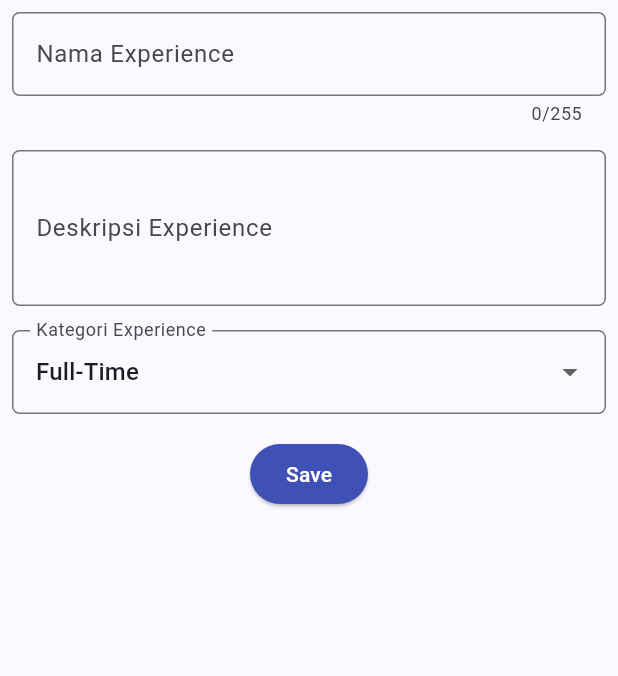
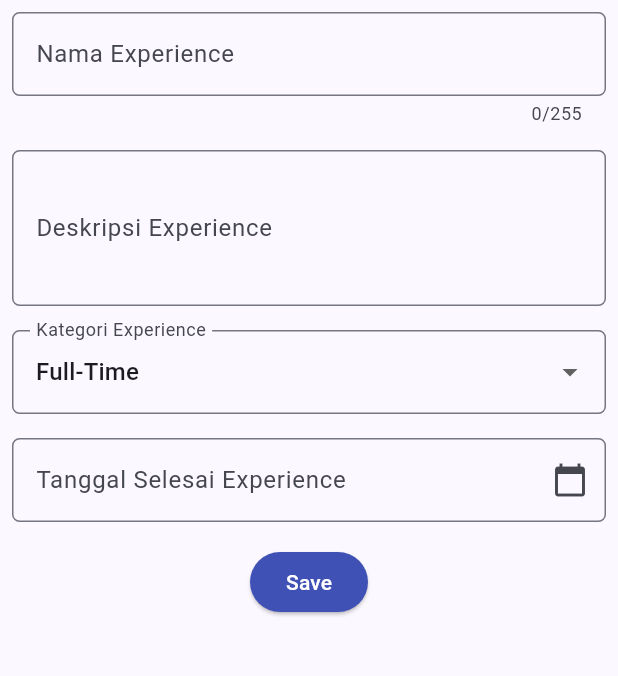
Before and after one commit to adpsxx/myportofolio_mobile, a Flutter app: the screen it shows after launch, in the side drawer, after a tap on "Add Experience", on a phone screen of 412 x 824 dp, the part 84-760 px from its top. Run offline on Flutter 3.47's test engine with Material 3 defaults, Android fonts, the phone set to English and light mode, and no system bars; our stand-ins replace material_ui.

Commit message:
feat: Add date picker option to add experience form

```diff
--- a/lib/screens/experience_form.dart
+++ b/lib/screens/experience_form.dart
@@ -10,10 +10,12 @@ class ExperienceFormPage extends StatefulWidget {
 
 class _ExperienceFormPageState extends State<ExperienceFormPage> {
   final _formKey = GlobalKey<FormState>();
+  final TextEditingController _endedAtController = TextEditingController();
 
   String _experienceTitle = "";
   String _description = "";
   String _category = "full-time"; // default
+  DateTime? _endedAt;
 
   final Map<String, String> _categories = {
     'internship': 'Internship',
@@ -24,6 +26,34 @@ class _ExperienceFormPageState extends State<ExperienceFormPage> {
     'freelance': 'Freelance',
     'member': 'Member',
   };
+
+  @override
+  void dispose() {
+    _endedAtController.dispose();
+    super.dispose();
+  }
+
+  String _formatDate(DateTime date) {
+    final month = date.month.toString().padLeft(2, '0');
+    final day = date.day.toString().padLeft(2, '0');
+    return '${date.year}-$month-$day';
+  }
+
+  Future<void> _pickEndedAtDate() async {
+    final now = DateTime.now();
+    final picked = await showDatePicker(
+      context: context,
+      initialDate: _endedAt ?? now,
+      firstDate: DateTime(2000),
+      lastDate: DateTime(2100),
+    );
+    if (picked != null) {
+      setState(() {
+        _endedAt = picked;
+        _endedAtController.text = _formatDate(picked);
+      });
+    }
+  }
 
   @override
   Widget build(BuildContext context) {
@@ -122,6 +152,39 @@ class _ExperienceFormPageState extends State<ExperienceFormPage> {
                   ),
                 ),
 
+                // Ended At
+                Padding(
+                  padding: const EdgeInsets.all(8.0),
+                  child: TextFormField(
+                    controller: _endedAtController,
+                    readOnly: true,
+                    onTap: _pickEndedAtDate,
+                    decoration: InputDecoration(
+                      labelText: "Tanggal Selesai Experience",
+                      hintText: "Kosongkan jika masih berlangsung",
+                      border: OutlineInputBorder(
+                        borderRadius: BorderRadius.circular(5.0),
+                      ),
+                      suffixIcon: _endedAt != null
+                          ? IconButton(
+                              icon: const Icon(Icons.clear),
+                              tooltip: 'Hapus tanggal selesai',
+                              onPressed: () {
+                                setState(() {
+                                  _endedAt = null;
+                                  _endedAtController.clear();
+                                });
+                              },
+                            )
+                          : IconButton(
+                              icon: const Icon(Icons.calendar_today),
+                              tooltip: 'Pilih tanggal selesai',
+                              onPressed: _pickEndedAtDate,
+                            ),
+                    ),
+                  ),
+                ),
+
                 // === Tombol Simpan ===
                 Align(
                   alignment: Alignment.bottomCenter,
@@ -150,6 +213,9 @@ class _ExperienceFormPageState extends State<ExperienceFormPage> {
                                       Text(
                                         'Kategori: ${_categories[_category] ?? _category}',
                                       ),
+                                      Text(
+                                        'Tanggal Selesai: ${_endedAt != null ? _formatDate(_endedAt!) : 'Masih berlangsung'}',
+                                      ),
                                     ],
                                   ),
                                 ),
@@ -163,6 +229,8 @@ class _ExperienceFormPageState extends State<ExperienceFormPage> {
                                         _experienceTitle = "";
                                         _description = "";
                                         _category = "full-time";
+                                        _endedAt = null;
+                                        _endedAtController.clear();
                                       });
                                     },
                                   ),
```
